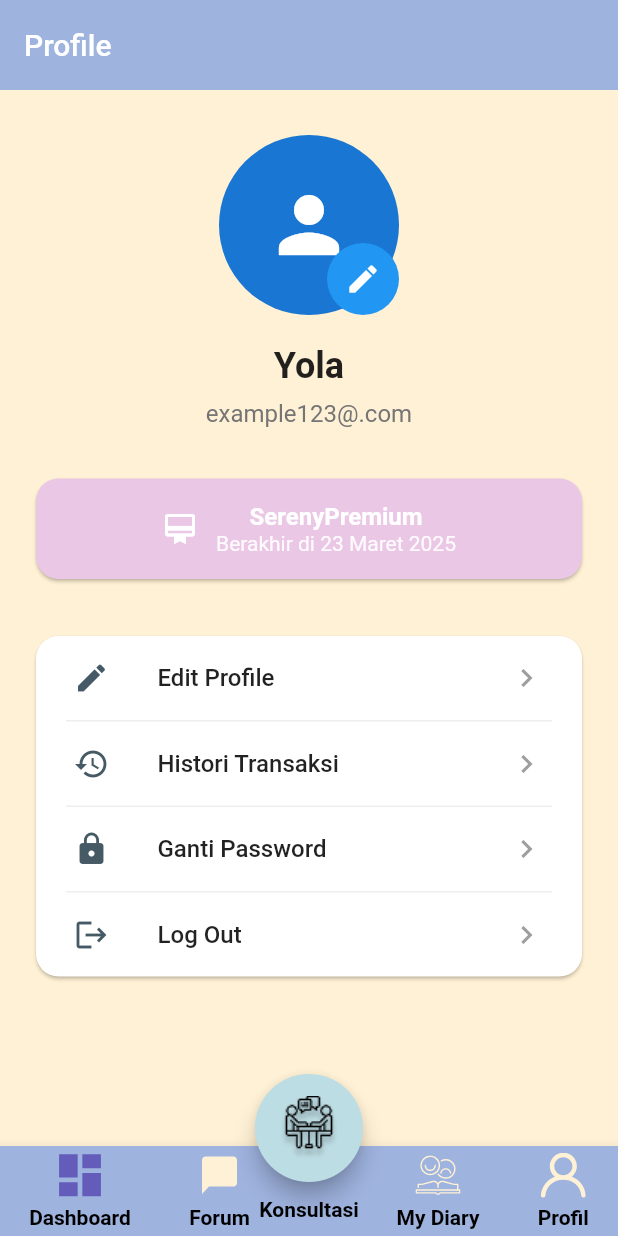
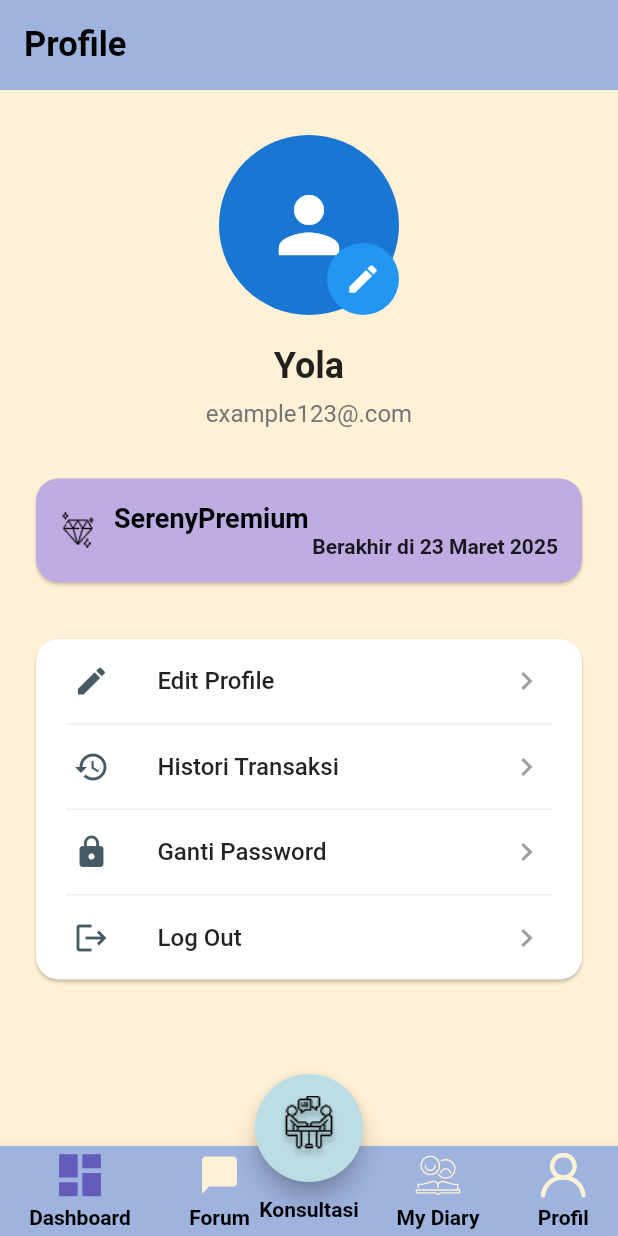
Before and after one commit to Gibekkk/SerenyPals-Frontend, a Flutter app: the ProfilePage screen opened by its route, on a phone screen of 412 x 824 dp. Run offline on Flutter 3.47's test engine with Material 3 defaults, Android fonts, the phone set to English and light mode, and no system bars; our stand-ins replace carousel_slider, flutter_svg, go_router, google_fonts, image_picker; Roboto replaces fonts that are missing (Overlock); project files that could hold a hidden picture were left out.

Commit message:
perbaikan kecil lainnya

```diff
--- a/serenypals_frontend/lib/routes.dart
+++ b/serenypals_frontend/lib/routes.dart
@@ -1,26 +1,38 @@
 import 'package:go_router/go_router.dart';
 import 'package:serenypals_frontend/screen/konselingpage.dart';
+import 'package:serenypals_frontend/screen/onboarding.dart';
 import 'package:serenypals_frontend/screen/profile_page.dart';
+import 'package:serenypals_frontend/screen/splashscreen.dart';
 
 import 'screen/chatpsikologpage.dart';
 import 'screen/dashboardpage.dart';
+import 'screen/halamanai.dart';
 import 'screen/loginscreen.dart';
 import 'screen/moodjournaling.dart';
 import 'screen/navbarlayout.dart';
 import 'screen/otpscreen.dart';
-import 'screen/psikiaterscreen.dart';
 import 'screen/registerscreen.dart';
 import 'screen/topup.dart';
 import 'widget/customloading.dart';
 
 final GoRouter router = GoRouter(
-  initialLocation: '/login',
+  initialLocation: '/Onboarding',
   routes: [
     // Routes di luar layout
     GoRoute(
       path: '/login',
       name: 'login',
       builder: (context, state) => const LoginPage(),
+    ),
+    GoRoute(
+      path: '/Onboarding',
+      name: 'Onboarding',
+      builder: (context, state) => OnboardingScreen(),
+    ),
+    GoRoute(
+      path: '/SplashScreen',
+      name: 'SplashScreen',
+      builder: (context, state) => SplashScreen(),
     ),
     GoRoute(
       path: '/loading',
--- a/serenypals_frontend/lib/screen/detail_pembayaran.dart
+++ b/serenypals_frontend/lib/screen/detail_pembayaran.dart
@@ -1,10 +1,9 @@
 import 'dart:async';
 import 'package:flutter/material.dart';
 
+import '../utils/color.dart';
+
 void main() => runApp(MaterialApp(home: PaymentScreen()));
-
-const color3 = Color(0xFFBDDDE4);
-const color4 = Color(0xFFFFF1D5);
 
 class PaymentScreen extends StatefulWidget {
   const PaymentScreen({super.key});
--- a/serenypals_frontend/lib/screen/konselingpage.dart
+++ b/serenypals_frontend/lib/screen/konselingpage.dart
@@ -41,6 +41,7 @@ class KonselingOnlinePage extends StatelessWidget {
           'Konseling Online',
           style: GoogleFonts.overlock(
             fontSize: 25,
+            color: Colors.black,
             fontWeight: FontWeight.w600,
           ),
         ),
--- a/serenypals_frontend/lib/screen/loginscreen.dart
+++ b/serenypals_frontend/lib/screen/loginscreen.dart
@@ -68,8 +68,11 @@ class _LoginPageState extends State<LoginPage> {
                     keyboardType: TextInputType.emailAddress,
                     obscureText: false,
                     validator: (value) {
+                      final regex = RegExp(r"^[a-zA-Z0-9._%+-]+@gmail\.com$");
                       if (value == null || value.isEmpty) {
                         return 'Email wajib diisi';
+                      } else if (!regex.hasMatch(value)) {
+                        return 'Gunakan format email yang valid dan domain @gmail.com';
                       }
                       return null;
                     },
@@ -111,7 +114,7 @@ class _LoginPageState extends State<LoginPage> {
                     onPressed: () {
                       if (_formKey.currentState!.validate()) {
                         // Semua field valid
-                        context.go('/dashboard');
+                        context.go('/SplashScreen');
                       }
                     },
                     padding: EdgeInsets.symmetric(horizontal: 30, vertical: 15),
--- a/serenypals_frontend/lib/screen/profile_page.dart
+++ b/serenypals_frontend/lib/screen/profile_page.dart
@@ -1,12 +1,10 @@
 import 'dart:io';
 import 'package:flutter/material.dart';
+import 'package:google_fonts/google_fonts.dart';
 import 'package:image_picker/image_picker.dart';
+import '../utils/color.dart';
 import 'edit_profile_page.dart';
 import 'logout_page.dart';
-
-const Color color1 = Color(0xFF9FB3DF);
-const Color color4 = Color(0xFFFFF1D5);
-const Color color8 = Color(0xFFEBC7E6);
 
 class ProfilePage extends StatefulWidget {
   const ProfilePage({super.key});
@@ -81,13 +79,22 @@ class _ProfilePageState extends State<ProfilePage> {
   @override
   Widget build(BuildContext context) {
     return Scaffold(
+      backgroundColor: color4,
       appBar: AppBar(
-        title: const Text('Profile'),
         backgroundColor: color1,
         elevation: 0,
         toolbarHeight: 60,
+        title: Text(
+          'Profile',
+          style: GoogleFonts.overlock(
+            color: Colors.black,
+            fontSize: 23,
+            fontWeight: FontWeight.w700,
           ),
-      backgroundColor: color4,
+        ),
+
+        iconTheme: const IconThemeData(color: Colors.black),
+      ),
       body: SingleChildScrollView(
         child: Column(
           children: [
@@ -132,7 +139,7 @@ class _ProfilePageState extends State<ProfilePage> {
                   const SizedBox(height: 20),
                   Text(
                     name,
-                    style: const TextStyle(
+                    style: GoogleFonts.overlock(
                       fontSize: 24,
                       fontWeight: FontWeight.bold,
                     ),
@@ -141,7 +148,10 @@ class _ProfilePageState extends State<ProfilePage> {
                   const SizedBox(height: 8),
                   Text(
                     email,
-                    style: TextStyle(fontSize: 16, color: Colors.grey[600]),
+                    style: GoogleFonts.overlock(
+                      fontSize: 16,
+                      color: Colors.grey[600],
+                    ),
                     textAlign: TextAlign.center,
                   ),
                 ],
@@ -152,35 +162,50 @@ class _ProfilePageState extends State<ProfilePage> {
             Padding(
               padding: const EdgeInsets.symmetric(horizontal: 20, vertical: 10),
               child: Card(
-                color: color8,
+                color: color7,
                 shape: RoundedRectangleBorder(
                   borderRadius: BorderRadius.circular(15),
                 ),
                 child: Padding(
                   padding: const EdgeInsets.all(16),
                   child: Row(
+                    crossAxisAlignment: CrossAxisAlignment.center,
+                    children: [
+                      Image.asset(
+                        'assets/img/premium.png',
+                        width: 24,
+                        height: 24,
+                        color: Colors.black,
+                      ),
+                      const SizedBox(width: 12),
+                      Expanded(
+                        child: Column(
+                          crossAxisAlignment: CrossAxisAlignment.start,
                           mainAxisAlignment: MainAxisAlignment.center,
                           children: [
-                      const Icon(Icons.card_membership, color: Colors.white),
-                      const SizedBox(width: 12),
-                      Column(
-                        children: [
-                          const Text(
+                            Text(
                               'SerenyPremium',
-                            style: TextStyle(
-                              fontSize: 16,
-                              fontWeight: FontWeight.bold,
-                              color: Colors.white,
+                              style: GoogleFonts.overlock(
+                                fontSize: 18,
+                                fontWeight: FontWeight.w700,
+                                color: Colors.black,
                               ),
                             ),
+                            Row(
+                              mainAxisAlignment: MainAxisAlignment.end,
+                              children: [
                                 Text(
                                   'Berakhir di 23 Maret 2025',
-                            style: TextStyle(
+                                  style: GoogleFonts.overlock(
                                     fontSize: 14,
-                              color: Colors.white.withOpacity(0.9),
+                                    color: Colors.black87,
+                                    fontWeight: FontWeight.w600,
                                   ),
                                 ),
                               ],
+                            ),
+                          ],
+                        ),
                       ),
                     ],
                   ),
@@ -244,7 +269,10 @@ class _ProfilePageState extends State<ProfilePage> {
     return ListTile(
       contentPadding: const EdgeInsets.symmetric(horizontal: 25),
       leading: Icon(icon, color: Colors.blueGrey[700]),
-      title: Text(text, style: const TextStyle(fontWeight: FontWeight.w500)),
+      title: Text(
+        text,
+        style: GoogleFonts.overlock(fontWeight: FontWeight.w500),
+      ),
       trailing: const Icon(Icons.chevron_right, color: Colors.grey),
       onTap: onTap,
     );
--- a/serenypals_frontend/lib/widget/custom_button.dart
+++ b/serenypals_frontend/lib/widget/custom_button.dart
@@ -9,6 +9,7 @@ class CustomButton extends StatelessWidget {
   final double borderRadius;
   final EdgeInsetsGeometry padding;
   final double? fontSize; // ✅ opsional
+  final FontWeight? fontWeight; // ✅ Tambahkan ini
 
   const CustomButton({
     super.key,
@@ -19,6 +20,7 @@ class CustomButton extends StatelessWidget {
     this.borderRadius = 8.0,
     this.padding = const EdgeInsets.all(12.0),
     this.fontSize, // ✅ tidak wajib diisi
+    this.fontWeight,
   });
 
   @override
@@ -39,6 +41,7 @@ class CustomButton extends StatelessWidget {
         style: GoogleFonts.overlock(
           color: textColor,
           fontSize: fontSize ?? 18.0, // ✅ pakai default kalau null
+          fontWeight: fontWeight ?? FontWeight.normal,
         ),
       ),
     );
--- a/serenypals_frontend/pubspec.yaml
+++ b/serenypals_frontend/pubspec.yaml
@@ -37,6 +37,10 @@ flutter:
     - assets/img/gambarlogin1.png
     - assets/img/gambarlogin2.png
     - assets/img/gambarlogin3.png
+    - assets/img/onboarding1.png
+    - assets/img/onboarding2.png
+    - assets/img/onboarding3.png
+    - assets/img/logo.png
     - assets/img/ai.png
     - assets/img/Dashboard.svg
     - assets/img/Diary.svg
```
Also changed, not shown: serenypals_frontend/lib/screen/halamanai.dart (added, +446 -0 lines), serenypals_frontend/lib/widget/chatbubble.dart (+19 -10 lines), serenypals_frontend/lib/widget/chatinputtext.dart (+24 -18 lines), serenypals_frontend/assets/img/onboarding3.png (added). Lines whose indentation alone changed are shown as unchanged.
